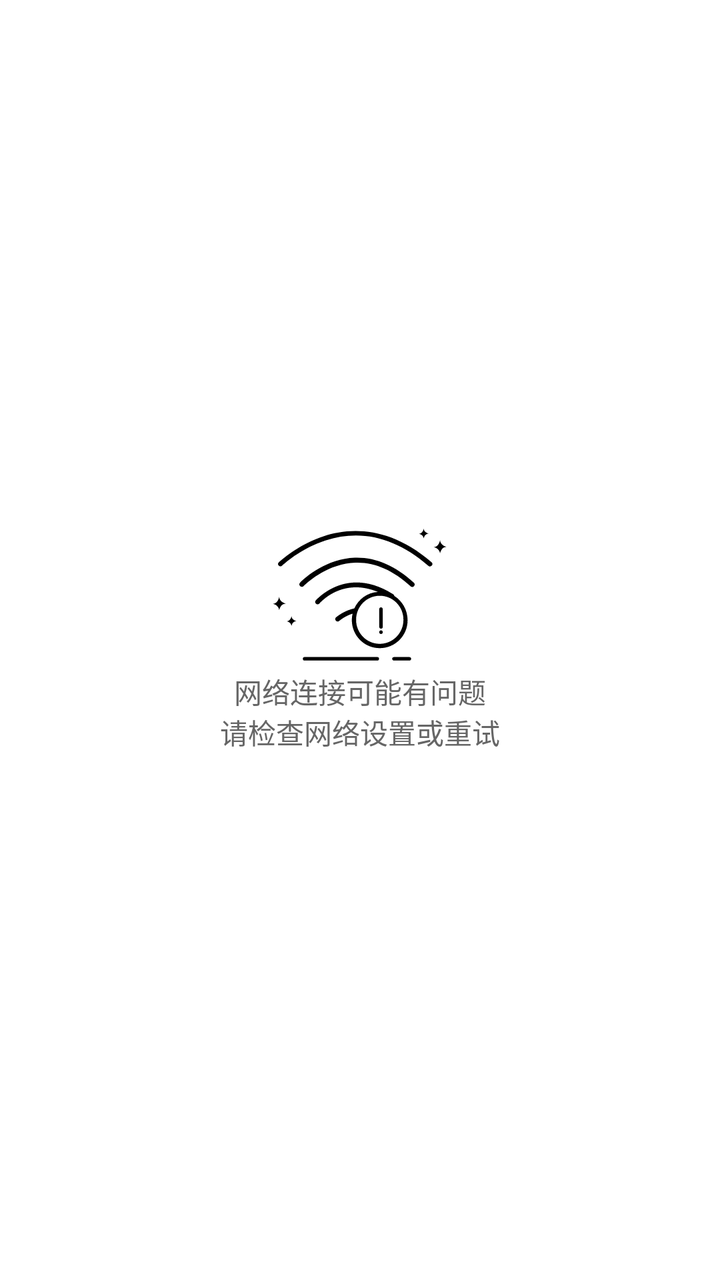
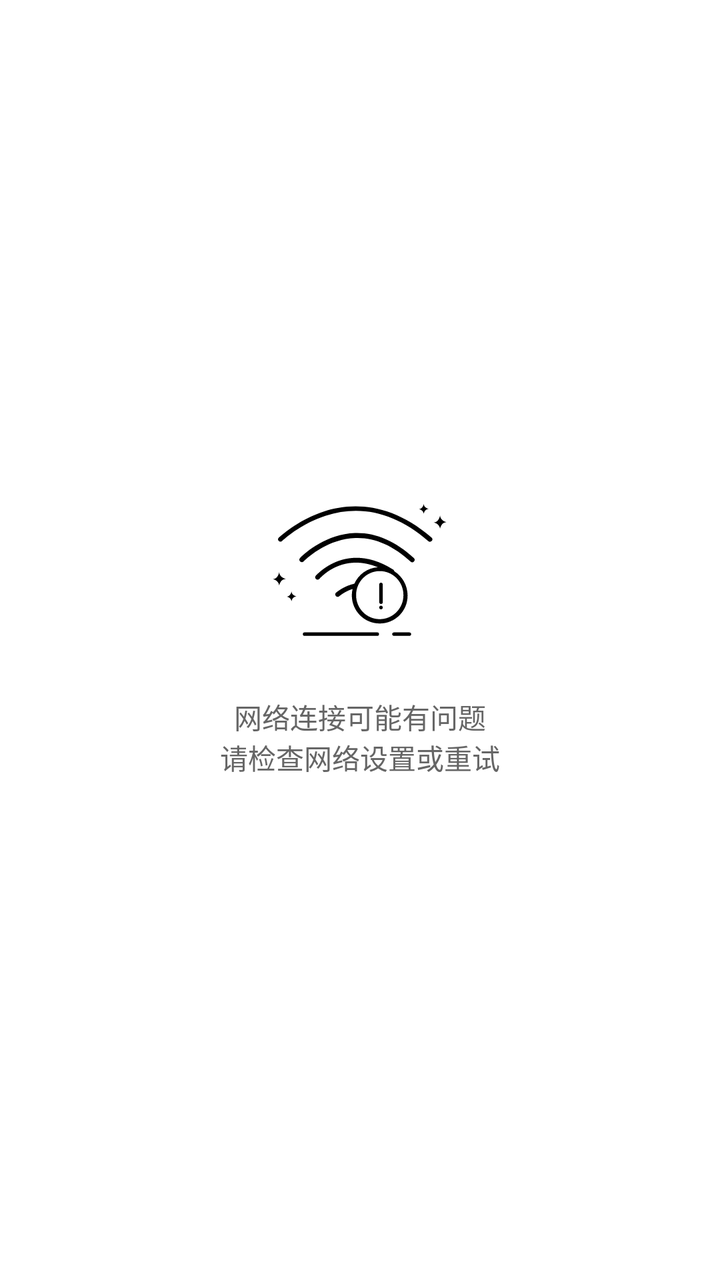

An Android layout rendered at two revisions. The XML below is the earlier revision; the diff shows what the commit changed to produce the second picture.
<!-- AndroidManifest.xml: application theme AppBaseTheme -->
<!-- res/layout/base_no_net_layout.xml -->
<?xml version="1.0" encoding="utf-8"?>
<androidx.core.widget.NestedScrollView xmlns:android="http://schemas.android.com/apk/res/android"
    android:layout_width="match_parent"
    android:layout_height="match_parent"
    android:fillViewport="true">

    <LinearLayout
        android:id="@+id/no_net_linear"
        android:layout_width="fill_parent"
        android:layout_height="fill_parent"
        android:background="@color/white"
        android:gravity="center"
        android:orientation="vertical">

        <ImageView
            android:id="@+id/net_icon"
            android:layout_width="wrap_content"
            android:layout_height="wrap_content"
            android:layout_marginBottom="5dp"
            android:src="@drawable/net_error_icon" />

        <TextView
            android:id="@+id/net_text"
            android:layout_width="wrap_content"
            android:layout_height="wrap_content"
            android:layout_marginLeft="10dp"
            android:layout_marginRight="10dp"
            android:gravity="center|top"
            android:text="@string/no_net_tips"
            android:textColor="#666666"
            android:textSize="14sp" />
    </LinearLayout>

</androidx.core.widget.NestedScrollView>
<!-- resources referenced by this layout -->
<resources>
  <color name="white">#ffffff</color>
  <!-- drawable net_error_icon: png bitmap (drawable-xxhdpi, 8610 bytes) -->
  <string name="no_net_tips">网络连接可能有问题\n请检查网络设置或重试</string>
  <style name="AppBaseTheme" parent="Theme.MaterialComponents.DayNight.NoActionBar">
          <item name="android:windowNoTitle">true</item>
          <item name="android:windowContentOverlay">@null</item>
          <item name="android:forceDarkAllowed" tools:targetApi="q">false</item>
          <item name="android:configChanges">fontScale|orientation|keyboardHidden|locale|navigation|screenSize|uiMode|layoutDirection</item>
          <item name="android:screenOrientation">portrait</item>
      </style>
</resources>

<!-- the commit's change to res/layout/base_no_net_layout.xml (unified diff, before → after) -->
@@ -16,7 +16,7 @@
             android:id="@+id/net_icon"
             android:layout_width="wrap_content"
             android:layout_height="wrap_content"
-            android:layout_marginBottom="5dp"
+            android:layout_marginBottom="30dp"
             android:src="@drawable/net_error_icon" />
 
         <TextView
